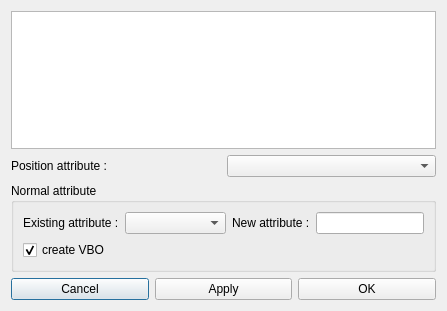
The window that SCHNApps/Plugins/differentialProperties/forms/computeNormalDialog.ui (cgogn/CGoGN) describes before a commit, drawn with Qt 5.
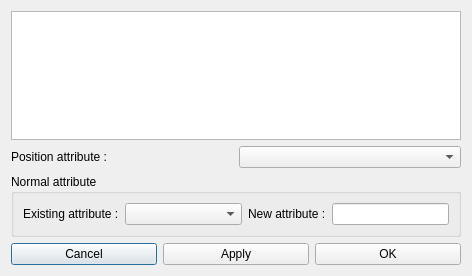
The same window after the commit.

What changed in the file:
```diff
--- a/SCHNApps/Plugins/differentialProperties/forms/computeNormalDialog.ui
+++ b/SCHNApps/Plugins/differentialProperties/forms/computeNormalDialog.ui
@@ -6,8 +6,8 @@
    <rect>
     <x>0</x>
     <y>0</y>
-    <width>447</width>
-    <height>311</height>
+    <width>472</width>
+    <height>276</height>
    </rect>
   </property>
   <property name="windowTitle">
@@ -75,16 +75,6 @@
         </item>
        </layout>
       </item>
-      <item>
-       <widget class="QCheckBox" name="check_createVBO">
-        <property name="text">
-         <string>create VBO</string>
-        </property>
-        <property name="checked">
-         <bool>true</bool>
-        </property>
-       </widget>
-      </item>
      </layout>
     </widget>
    </item>
```
